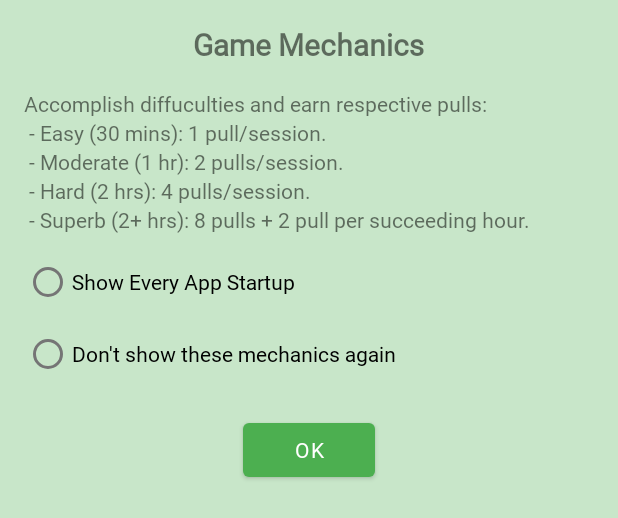
After one commit to agalilo22/iGachaDoIt, an Android app: the layout dialog_game_mechanics.xml on its own in the app's theme, with its tools: preview values and no code run, on a phone screen of 412 x 824 dp. The commit adds this screen. Shown: the top 518 px of the screen. Run offline under Robolectric (Android 15) with nearby library versions, the light colour scheme and no system bars.

Commit message:
added other dialogs

```diff
--- a/app/src/main/java/com/example/igachadoit/login_activity.kt
+++ b/app/src/main/java/com/example/igachadoit/login_activity.kt
@@ -12,18 +12,18 @@ import com.google.android.gms.auth.api.signin.GoogleSignInOptions
 
 class LoginActivity : AppCompatActivity() {
 
-    private lateinit var googleSignInClient: GoogleSignInClient
+    private lateinit var googleSignInClient: GoogleSignInClient // Declare the variable
 
     override fun onCreate(savedInstanceState: Bundle?) {
         super.onCreate(savedInstanceState)
         setContentView(R.layout.login_activity)
 
-        // Initialize Google Sign-In options
+        // Initialize Google Sign-In options (THIS IS THE KEY PART)
         val gso = GoogleSignInOptions.Builder(GoogleSignInOptions.DEFAULT_SIGN_IN)
             .requestEmail()
             .build()
 
-        googleSignInClient = GoogleSignIn.getClient(this, gso)
+        googleSignInClient = GoogleSignIn.getClient(this, gso) // Initialize the client
 
         val googleSignInButton: Button = findViewById(R.id.googleSignInButton)
         val guestLoginButton: Button = findViewById(R.id.guestLoginButton)
@@ -41,7 +41,7 @@ class LoginActivity : AppCompatActivity() {
 
     private fun signInWithGoogle() {
         val signInIntent = googleSignInClient.signInIntent
-        startActivityForResult(signInIntent, 100)
+        startActivityForResult(signInIntent, 100) // You'll need to handle the result
     }
 
     private fun showGuestWarningDialog() {
@@ -49,13 +49,25 @@ class LoginActivity : AppCompatActivity() {
             .setTitle("Continue as Guest")
             .setMessage("Your progress will not be saved to the cloud. Do you want to proceed?")
             .setPositiveButton("Continue") { _, _ ->
-                // Navigate to the main app functionality
-                val intent = Intent(this, SessionActivity::class.java) // Replace with your main activity
-                startActivity(intent)
-                Toast.makeText(this, "Logged in as Guest", Toast.LENGTH_SHORT).show()
+                showDifficultyInfoDialog()
             }
             .setNegativeButton("Cancel", null)
             .create()
             .show()
     }
+
+    private fun showDifficultyInfoDialog() {
+        AlertDialog.Builder(this)
+            .setTitle("Difficulty Information")
+            .setMessage("Please note, difficulty durations are set to 5 seconds for testing purposes.")
+            .setPositiveButton("OK") { dialog, _ ->
+                val intent = Intent(this, SessionActivity::class.java)
+                startActivity(intent)
+                Toast.makeText(this, "Logged in as Guest", Toast.LENGTH_SHORT).show()
+                dialog.dismiss()
+            }
+            .setCancelable(false)
+            .create()
+            .show()
+    }
 }
--- /dev/null
+++ b/app/src/main/res/layout/dialog_game_mechanics.xml
@@ -0,0 +1,70 @@
+<?xml version="1.0" encoding="utf-8"?>
+<LinearLayout xmlns:android="http://schemas.android.com/apk/res/android"
+    android:layout_width="match_parent"
+    android:layout_height="wrap_content"
+    android:orientation="vertical"
+    android:padding="16dp">
+
+    <TextView
+        android:layout_width="wrap_content"
+        android:layout_height="wrap_content"
+        android:text="Game Mechanics"
+        android:textSize="20sp"
+        android:textStyle="bold"
+        android:layout_gravity="center_horizontal"
+        android:layout_marginBottom="16dp"/>
+
+    <TextView
+        android:layout_width="wrap_content"
+        android:layout_height="wrap_content"
+        android:text="Accomplish diffuculties and earn respective pulls:" />
+
+    <TextView
+        android:layout_width="wrap_content"
+        android:layout_height="wrap_content"
+        android:text=" - Easy (30 mins): 1 pull/session." />
+    <TextView
+        android:layout_width="wrap_content"
+        android:layout_height="wrap_content"
+        android:text= " - Moderate (1 hr): 2 pulls/session."/>
+    <TextView
+        android:layout_width="wrap_content"
+        android:layout_height="wrap_content"
+        android:text=" - Hard (2 hrs): 4 pulls/session." />
+    <TextView
+        android:layout_width="wrap_content"
+        android:layout_height="wrap_content"
+        android:text=  " - Superb (2+ hrs): 8 pulls + 2 pull per succeeding hour." />
+
+    <RadioGroup
+        android:layout_width="match_parent"
+        android:layout_height="wrap_content"
+        android:layout_marginTop="8dp">
+
+        <RadioButton
+            android:id="@+id/showEveryStartupRadioButton"
+            android:layout_width="wrap_content"
+            android:layout_height="wrap_content"
+            android:text="Show Every App Startup" />
+
+        <RadioButton
+            android:id="@+id/stopShowingCheckBox"
+            android:layout_width="wrap_content"
+            android:layout_height="wrap_content"
+            android:text="Don't show these mechanics again" />
+
+
+
+
+    </RadioGroup>
+
+
+    <Button
+        android:id="@+id/okButton"
+        android:layout_width="wrap_content"
+        android:layout_height="wrap_content"
+        android:layout_gravity="center_horizontal"
+        android:layout_marginTop="16dp"
+        android:text="OK" />
+
+</LinearLayout>
```
